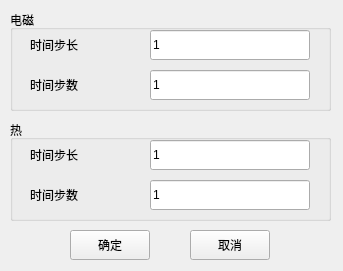
First picture: the form in UI/frmTime.ui, repository dave-jdx/m_dgtd, before the edit.
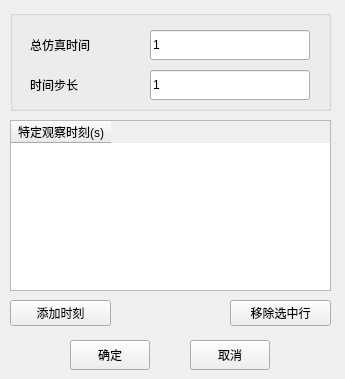
Second picture: the form after the edit.

Diff of the .ui file:
```diff
--- a/UI/frmTime.ui
+++ b/UI/frmTime.ui
@@ -6,8 +6,8 @@
    <rect>
     <x>0</x>
     <y>0</y>
-    <width>343</width>
-    <height>271</height>
+    <width>345</width>
+    <height>379</height>
    </rect>
   </property>
   <property name="font">
@@ -23,7 +23,7 @@
     <property name="geometry">
      <rect>
       <x>70</x>
-      <y>230</y>
+      <y>340</y>
       <width>80</width>
       <height>30</height>
      </rect>
@@ -36,7 +36,7 @@
     <property name="geometry">
      <rect>
       <x>190</x>
-      <y>230</y>
+      <y>340</y>
       <width>80</width>
       <height>30</height>
      </rect>
@@ -55,7 +55,7 @@
      </rect>
     </property>
     <property name="title">
-     <string>电磁</string>
+     <string/>
     </property>
     <widget class="QLabel" name="label_4">
      <property name="geometry">
@@ -67,7 +67,7 @@
       </rect>
      </property>
      <property name="text">
-      <string>时间步长</string>
+      <string>总仿真时间</string>
      </property>
     </widget>
     <widget class="QLineEdit" name="txtTimeStep">
@@ -93,7 +93,7 @@
       </rect>
      </property>
      <property name="text">
-      <string>时间步数</string>
+      <string>时间步长</string>
      </property>
     </widget>
     <widget class="QLineEdit" name="txtTimeStepNum">
@@ -110,70 +110,46 @@
      </property>
     </widget>
    </widget>
-   <widget class="QGroupBox" name="groupBox_2">
+   <widget class="QPushButton" name="btnAddRow">
+    <property name="geometry">
+     <rect>
+      <x>10</x>
+      <y>300</y>
+      <width>101</width>
+      <height>26</height>
+     </rect>
+    </property>
+    <property name="text">
+     <string>添加时刻</string>
+    </property>
+   </widget>
+   <widget class="QPushButton" name="btnRemoveRow">
+    <property name="geometry">
+     <rect>
+      <x>230</x>
+      <y>300</y>
+      <width>101</width>
+      <height>26</height>
+     </rect>
+    </property>
+    <property name="text">
+     <string>移除选中行</string>
+    </property>
+   </widget>
+   <widget class="QTableWidget" name="tbPoints">
     <property name="geometry">
      <rect>
       <x>10</x>
       <y>120</y>
       <width>321</width>
-      <height>101</height>
+      <height>171</height>
      </rect>
     </property>
-    <property name="title">
-     <string>热</string>
-    </property>
-    <widget class="QLabel" name="label_8">
-     <property name="geometry">
-      <rect>
-       <x>20</x>
-       <y>20</y>
-       <width>111</width>
-       <height>30</height>
-      </rect>
-     </property>
+    <column>
      <property name="text">
-      <string>时间步长</string>
+      <string>特定观察时刻(s)</string>
      </property>
-    </widget>
-    <widget class="QLineEdit" name="txtTimeStep_heat">
-     <property name="geometry">
-      <rect>
-       <x>140</x>
-       <y>20</y>
-       <width>160</width>
-       <height>30</height>
-      </rect>
-     </property>
-     <property name="text">
-      <string>1</string>
-     </property>
-    </widget>
-    <widget class="QLabel" name="label_9">
-     <property name="geometry">
-      <rect>
-       <x>20</x>
-       <y>60</y>
-       <width>111</width>
-       <height>30</height>
-      </rect>
-     </property>
-     <property name="text">
-      <string>时间步数</string>
-     </property>
-    </widget>
-    <widget class="QLineEdit" name="txtTimeStepNum_heat">
-     <property name="geometry">
-      <rect>
-       <x>140</x>
-       <y>60</y>
-       <width>160</width>
-       <height>30</height>
-      </rect>
-     </property>
-     <property name="text">
-      <string>1</string>
-     </property>
-    </widget>
+    </column>
    </widget>
   </widget>
  </widget>
```
Left out of the diff: 10 changed lines with no effect on the pictures.
